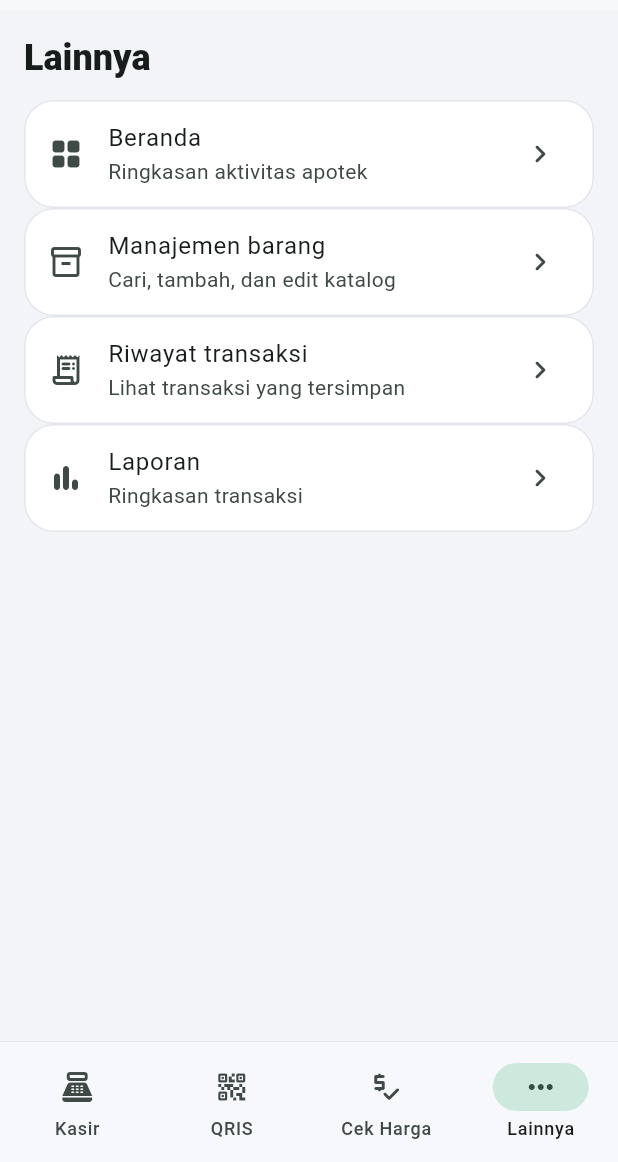
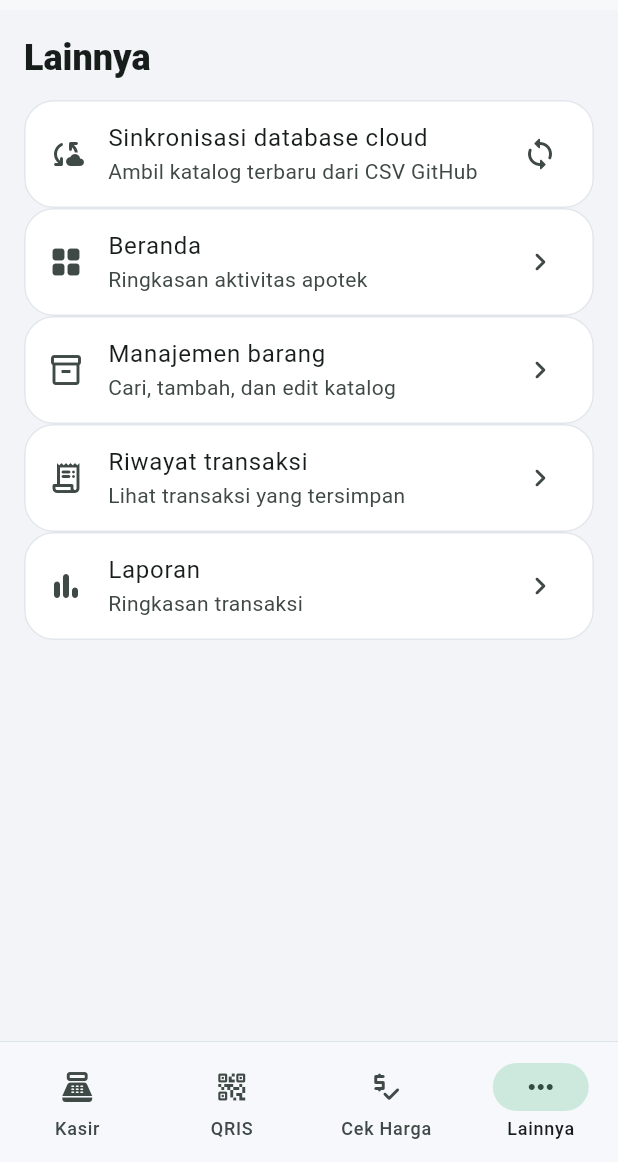
Before and after one commit to WRyouAldi/apotek-naufal-farma-v2, a Flutter app: the screen it shows after launch, item 4 of the bottom bar chosen, on a phone screen of 412 x 824 dp, the part 74-1236 px from its top. Run offline on Flutter 3.47's test engine with Material 3 defaults, Android fonts, the phone set to English and light mode, and no system bars; our stand-ins replace sqflite; missing offline and left inert: mobile_scanner; accounts and stored records are empty.

Commit message:
Expose manual cloud catalog sync in Flutter app

```diff
--- a/lib/main.dart
+++ b/lib/main.dart
@@ -2,6 +2,7 @@ import 'dart:ui' as ui;
 import 'package:flutter/material.dart';
 import 'package:intl/intl.dart';
 import 'package:mobile_scanner/mobile_scanner.dart';
+import 'cloud_catalog_sync.dart';
 import 'models.dart';
 import 'pos_database.dart';
 
@@ -456,11 +457,33 @@ class QrisInfoPage extends StatelessWidget {
   ]);
 }
 
-class MorePage extends StatelessWidget {
+class MorePage extends StatefulWidget {
   const MorePage({super.key});
+  @override State<MorePage> createState() => _MorePageState();
+}
+class _MorePageState extends State<MorePage> {
+  bool syncing = false;
+  String? syncStatus;
+  Future<void> _sync() async {
+    setState(() { syncing = true; syncStatus = null; });
+    try {
+      final report = await CloudCatalogSync.sync();
+      if (!mounted) return;
+      setState(() => syncStatus = 'Sinkronisasi selesai: ${report.rowsRead} produk diproses, ${report.inserted} baru, ${report.updated} diperbarui, ${report.skipped} dilewati. ${report.negativeStock} produk memiliki stok negatif dari sumber dan ditandai belum terverifikasi.');
+      ScaffoldMessenger.of(context).showSnackBar(const SnackBar(content: Text('Katalog cloud berhasil disinkronkan.')));
+    } catch (e) {
+      if (!mounted) return;
+      setState(() => syncStatus = 'Sinkronisasi gagal. Data lokal tidak diganti: $e');
+      ScaffoldMessenger.of(context).showSnackBar(const SnackBar(content: Text('Sinkronisasi gagal. Data lokal dipertahankan.')));
+    } finally {
+      if (mounted) setState(() => syncing = false);
+    }
+  }
   @override Widget build(BuildContext context) => ListView(padding: const EdgeInsets.all(16), children: [
     Text('Lainnya', style: Theme.of(context).textTheme.headlineSmall?.copyWith(fontWeight: FontWeight.w900)),
     const SizedBox(height: 12),
+    Card(child: ListTile(leading: const Icon(Icons.cloud_sync_rounded), title: const Text('Sinkronisasi database cloud'), subtitle: const Text('Ambil katalog terbaru dari CSV GitHub'), trailing: syncing ? const SizedBox(width: 22,height: 22,child: CircularProgressIndicator(strokeWidth: 2)) : const Icon(Icons.sync_rounded), onTap: syncing ? null : _sync)),
+    if (syncStatus != null) Padding(padding: const EdgeInsets.only(top: 8,bottom: 8), child: Card(child: Padding(padding: const EdgeInsets.all(12), child: Text(syncStatus!)))),
     Card(child: ListTile(leading: const Icon(Icons.grid_view_rounded), title: const Text('Beranda'), subtitle: const Text('Ringkasan aktivitas apotek'), trailing: const Icon(Icons.chevron_right_rounded), onTap: () => Navigator.of(context).push(MaterialPageRoute(builder: (_) => HomePage(db: PosDatabase.instance, openCashier: () => Navigator.of(context).pop()))))),
     Card(child: ListTile(leading: const Icon(Icons.inventory_2_outlined), title: const Text('Manajemen barang'), subtitle: const Text('Cari, tambah, dan edit katalog'), trailing: const Icon(Icons.chevron_right_rounded), onTap: () => Navigator.of(context).push(MaterialPageRoute(builder: (_) => ProductsPage(db: PosDatabase.instance))))),
     Card(child: ListTile(leading: const Icon(Icons.receipt_long_rounded), title: const Text('Riwayat transaksi'), subtitle: const Text('Lihat transaksi yang tersimpan'), trailing: const Icon(Icons.chevron_right_rounded), onTap: () => Navigator.of(context).push(MaterialPageRoute(builder: (_) => HistoryPage(db: PosDatabase.instance))))),
```
